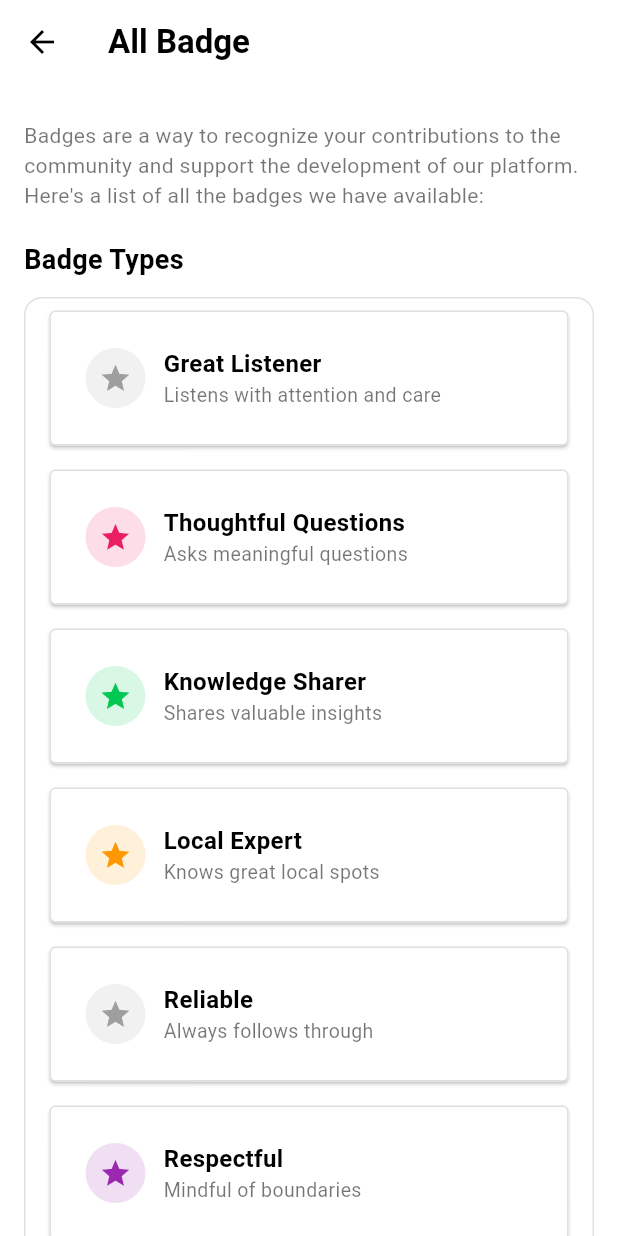
After one commit to FSDTeam-SAA/flutter_ursffiver, a Flutter app: the GetAllBadgesScreen screen opened directly, on a phone screen of 412 x 824 dp. The commit adds this screen. Run offline on Flutter 3.47's test engine with Material 3 defaults, Android fonts, the light colour scheme and no system bars; our stand-ins replace another_flushbar, dartz, dio, file_picker, flutter_secure_storage, get and 5 more; accounts and stored records are empty; network calls fail; Roboto replaces fonts that are missing (NotoSansKR).

Commit message:
feat: Enhance badges feature with new API integration and UI updates

```diff
--- a/lib/core/constants/api_endpoints.dart
+++ b/lib/core/constants/api_endpoints.dart
@@ -36,6 +36,7 @@ base class ApiEndpoints {
 
   //-----------------badges----------------
   static const String getMyBadges = _Badges.getMyBadges;
+  static const String allBadges = _Badges.allBadges;
 
   //---------------report----------------
 
@@ -166,6 +167,7 @@ class _Verification {
 class _Badges {
   static const String _badgesRoute = '${ApiEndpoints.baseUrl}/badges';
   static const String getMyBadges = '$_badgesRoute/all-badges';
+  static const String allBadges = '$_badgesRoute/';
 }
 
 // ---------------------- Report -----------------------------
--- /dev/null
+++ b/lib/features/badges/controller/get_all_badges_controller.dart
@@ -0,0 +1,63 @@
+import 'package:get/get.dart';
+import '../model/badge_model.dart';
+
+class GiveBadgesController extends GetxController {
+  final badges = <BadgeModel>[
+    BadgeModel(
+      id: "1",
+      name: "Great Listener",
+      tag: "listener",
+      info: "Listens with attention and care",
+      color: "indigo",
+    ),
+    BadgeModel(
+      id: "2",
+      name: "Thoughtful Questions",
+      tag: "questions",
+      info: "Asks meaningful questions",
+      color: "pink",
+    ),
+    BadgeModel(
+      id: "3",
+      name: "Knowledge Sharer",
+      tag: "sharer",
+      info: "Shares valuable insights",
+      color: "#00C853",
+    ),
+    BadgeModel(
+      id: "4",
+      name: "Local Expert",
+      tag: "local",
+      info: "Knows great local spots",
+      color: "orange",
+    ),
+    BadgeModel(
+      id: "5",
+      name: "Reliable",
+      tag: "reliable",
+      info: "Always follows through",
+      color: "lightblue",
+    ),
+    BadgeModel(
+      id: "6",
+      name: "Respectful",
+      tag: "respect",
+      info: "Mindful of boundaries",
+      color: "purple",
+    ),
+    BadgeModel(
+      id: "7",
+      name: "Community Builder",
+      tag: "builder",
+      info: "Creates positive social connections",
+      color: "red",
+    ),
+    BadgeModel(
+      id: "8",
+      name: "Connector",
+      tag: "connector",
+      info: "Introduces people who should meet",
+      color: "teal",
+    ),
+  ].obs;
+}
--- a/lib/features/badges/model/badge_record.dart
+++ b/lib/features/badges/model/badge_record.dart
@@ -1,5 +1,4 @@
 import 'package:flutter_ursffiver/features/badges/model/badge_model.dart';
-import 'package:flutter_ursffiver/features/home/model/user_model.dart';
 import 'package:flutter_ursffiver/features/profile/model/user_profile.dart';
 
 class BadgeRecord {
--- /dev/null
+++ b/lib/features/badges/presentation/screen/get_all_badges_screen.dart
@@ -0,0 +1,155 @@
+import 'package:flutter/material.dart';
+import 'package:flutter_ursffiver/core/theme/app_colors.dart';
+import 'package:flutter_ursffiver/features/badges/controller/get_all_badges_controller.dart';
+import 'package:get/get.dart';
+import '../../../../core/theme/app_gap.dart';
+import '../../../badges/model/badge_model.dart';
+
+class GetAllBadgesScreen extends StatelessWidget {
+  const GetAllBadgesScreen({super.key});
+
+  @override
+  Widget build(BuildContext context) {
+    final controller = Get.put(GiveBadgesController());
+
+    return Scaffold(
+      backgroundColor: Colors.white,
+      appBar: AppBar(
+        backgroundColor: Colors.white,
+        elevation: 0,
+        centerTitle: false,
+        title: Row(
+          children: [
+            const Text(
+              "All Badge",
+              style: TextStyle(
+                fontSize: 22,
+                fontWeight: FontWeight.bold,
+                color: Colors.black,
+              ),
+            ),
+          ],
+        ),
+      ),
+      body: SingleChildScrollView(
+        padding: const EdgeInsets.all(16),
+        child: Column(
+          crossAxisAlignment: CrossAxisAlignment.start,
+          children: [
+            Gap.h8,
+            const Text(
+              "Badges are a way to recognize your contributions to the community and support the development of our platform. Here's a list of all the badges we have available:",
+              style: TextStyle(
+                fontSize: 14,
+                color: Colors.black54,
+                height: 1.4,
+              ),
+            ),
+            Gap.h20,
+            const Text(
+              "Badge Types",
+              style: TextStyle(fontSize: 18, fontWeight: FontWeight.w700),
+            ),
+            Gap.h12,
+
+            Obx(() {
+              return Container(
+                width: double.infinity,
+                padding: const EdgeInsets.symmetric(
+                  vertical: 0,
+                  horizontal: 16,
+                ),
+                decoration: BoxDecoration(
+                  color: Colors.white,
+                  borderRadius: BorderRadius.circular(12),
+                  border: Border.all(color: Colors.grey.shade300),
+                ),
+                child: ListView.separated(
+                  shrinkWrap: true,
+                  physics: const NeverScrollableScrollPhysics(),
+                  itemCount: controller.badges.length,
+                  separatorBuilder: (_, __) => const SizedBox(height: 0),
+                  itemBuilder: (context, index) =>
+                      BadgeTile(item: controller.badges[index]),
+                ),
+              );
+            }),
+            Gap.h20,
+            SizedBox(
+              height: 52,
+              width: double.infinity,
+              child: ElevatedButton(
+                style: ElevatedButton.styleFrom(
+                  backgroundColor: AppColors.primarybutton,
+                  foregroundColor: Colors.black,
+                  shape: RoundedRectangleBorder(
+                    borderRadius: BorderRadius.circular(4),
+                    side: const BorderSide(color: Colors.grey, width: 1),
+                  ),
+                ),
+                onPressed: () {},
+                child: const Text(
+                  "Send Badge",
+                  style: TextStyle(
+                    fontSize: 16,
+                    fontWeight: FontWeight.w600,
+                    color: Colors.white,
+                  ),
+                ),
+              ),
+            ),
+            Gap.h40,
+          ],
+        ),
+      ),
+    );
+  }
+}
+
+class BadgeTile extends StatelessWidget {
+  final BadgeModel item;
+  const BadgeTile({super.key, required this.item});
+
+  @override
+  Widget build(BuildContext context) {
+    return Card(
+      shape: RoundedRectangleBorder(
+        borderRadius: BorderRadius.circular(4),
+        side: BorderSide(color: Colors.grey.shade300, width: 1),
+      ),
+      margin: const EdgeInsets.symmetric(vertical: 8),
+      child: Padding(
+        padding: const EdgeInsets.all(24),
+        child: Row(
+          children: [
+            CircleAvatar(
+              radius: 20,
+              backgroundColor: item.badgeColor.withOpacity(0.15),
+              child: Icon(item.badgeIcon, color: item.badgeColor, size: 22),
+            ),
+            const SizedBox(width: 12),
+
+            Expanded(
+              child: Column(
+                crossAxisAlignment: CrossAxisAlignment.start,
+                children: [
+                  Text(
+                    item.name,
+                    style: const TextStyle(
+                      fontSize: 16,
+                      fontWeight: FontWeight.w600,
+                    ),
+                  ),
+                  Text(
+                    item.info,
+                    style: const TextStyle(fontSize: 13, color: Colors.black54),
+                  ),
+                ],
+              ),
+            ),
+          ],
+        ),
+      ),
+    );
+  }
+}
--- a/lib/features/badges/services/badges_interface.dart
+++ b/lib/features/badges/services/badges_interface.dart
@@ -2,6 +2,7 @@ import 'package:flutter_ursffiver/core/api_handler/success.dart';
 import 'package:flutter_ursffiver/core/api_handler/trycatch.dart';
 import 'package:flutter_ursffiver/core/helpers/typedefs.dart';
 import 'package:flutter_ursffiver/features/badges/model/award_badges_to_user.dart';
+import 'package:flutter_ursffiver/features/badges/model/badge_model.dart';
 import 'package:flutter_ursffiver/features/badges/model/get_my_badges_request_param.dart';
 import 'package:flutter_ursffiver/features/badges/model/get_my_badges_response_model.dart';
 
@@ -13,4 +14,6 @@ abstract base class BadgesInterface extends BaseRepository {
   FutureRequest<Success> awardBadgestoUser({
     required AwardBadgesToUser param,
   });
+
+  FutureRequest<Success<List<BadgeModel>>> getAllBadges();
 }
```
Also changed, not shown: lib/features/badges/controller/all_badges_controller.dart (+88 -4 lines), lib/features/badges/presentation/screen/badges_screen.dart (+105 -187 lines), lib/features/badges/services/badges_interface_impl.dart (+26 -1 lines), lib/features/inbox/presentation/screen/inbox_screen.dart (+71 -1 lines).
